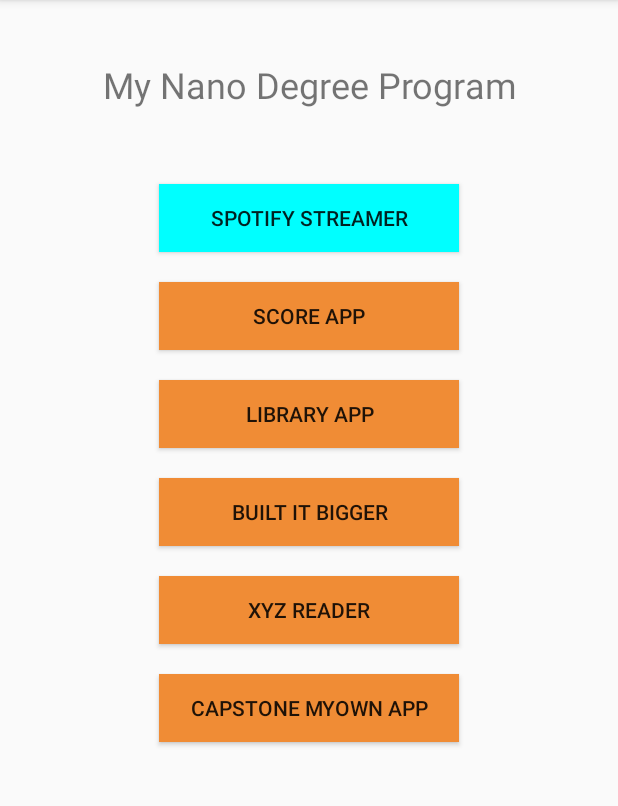
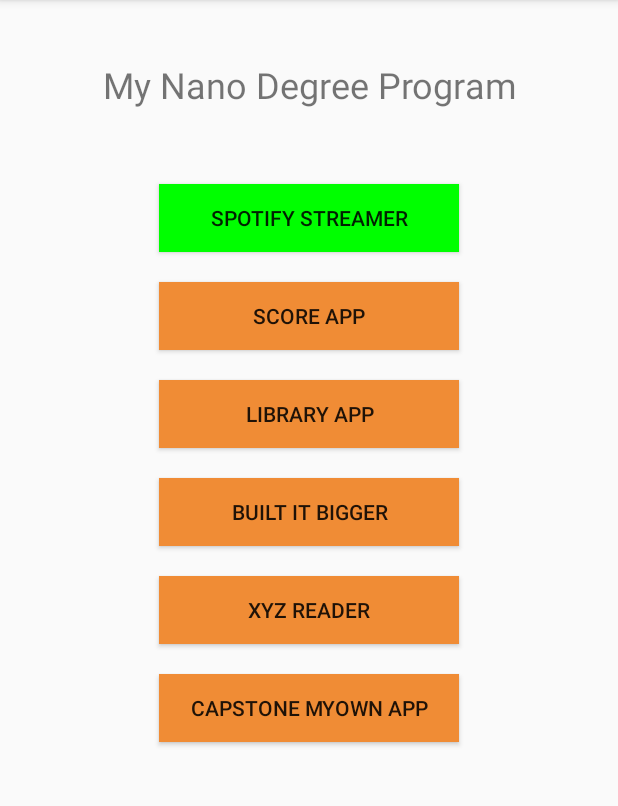
Before and after one commit to ITSrini/Android, an Android app: the screen it shows after launch (MainActivity), after a tap on "SPOTIFY STREAMER", on a phone screen of 412 x 824 dp, the part 84-890 px from its top. Run offline under Robolectric (Android 15) with nearby library versions, the phone set to English and light mode, and no system bars.

Commit message:
Learning git commit with changes
Learning git commit with changes

```diff
--- a/app/src/main/java/com/prozekt/appportfolio/myappportfolio/MainActivity.java
+++ b/app/src/main/java/com/prozekt/appportfolio/myappportfolio/MainActivity.java
@@ -41,7 +41,7 @@ public class MainActivity extends AppCompatActivity {
 
     public void setMessage(View view){
         Button buttonObj = (Button) view;
-        buttonObj.setBackgroundColor(Color.CYAN);
+        buttonObj.setBackgroundColor(Color.GREEN);
      String buttonText =   buttonObj.getText().toString();
 
          Toast.makeText(MainActivity.this, "This button will launch my "+buttonText, Toast.LENGTH_SHORT).show();
```
